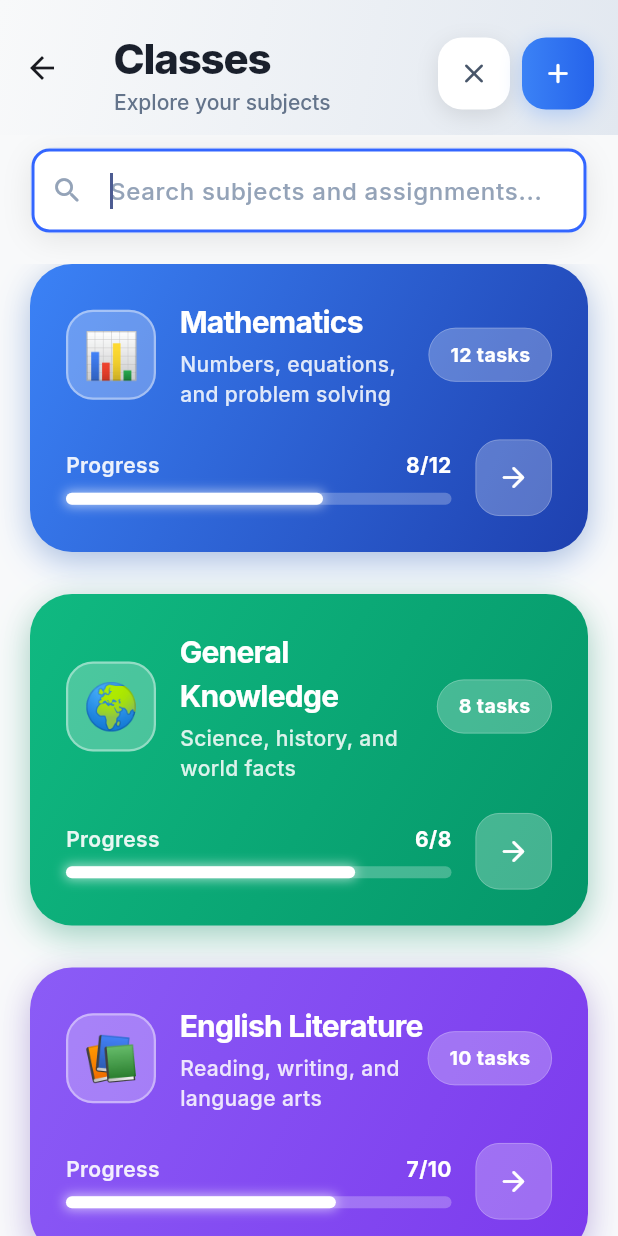
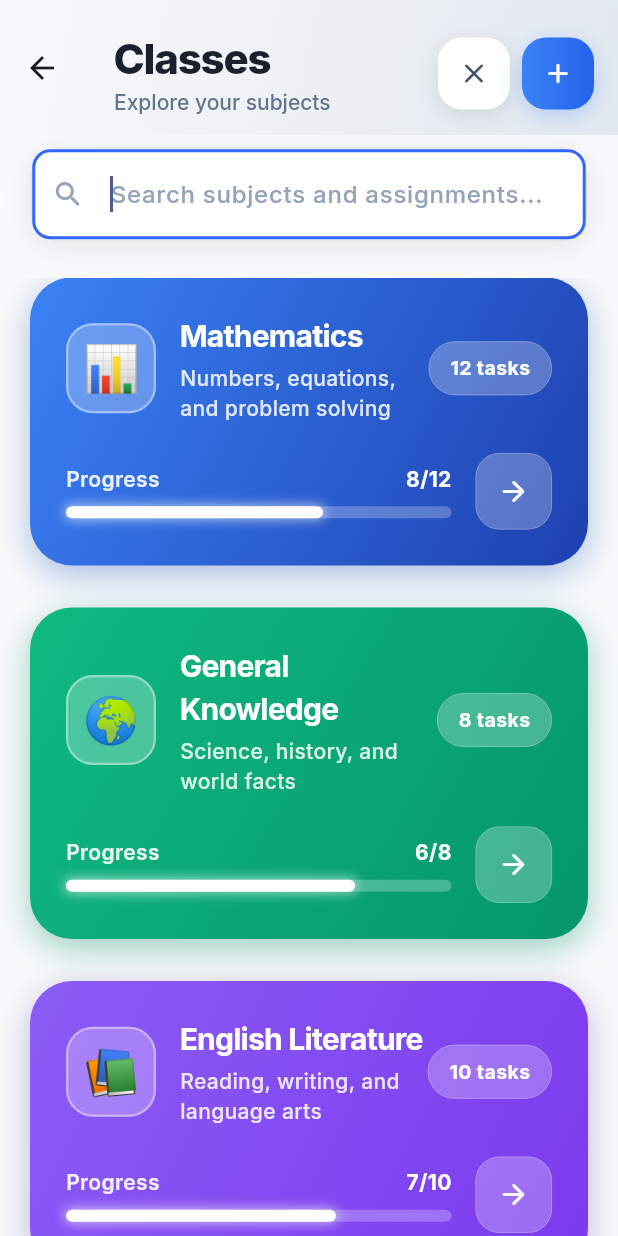
Before and after one commit to Innocent-Gershon/mobile_dev_summative, a Flutter app: the ClassesView screen opened directly, after a tap on the "search" icon, on a phone screen of 412 x 824 dp. Run offline on Flutter 3.47's test engine with Material 3 defaults, Android fonts, the phone set to English and light mode, and no system bars; our stand-ins replace animate_do, cloud_firestore, equatable, file_picker, firebase_auth, firebase_core and 7 more; accounts and stored records are empty; generated files the repository leaves out were written again.

Commit message:
ui: enhance search bar with improved border radius and padding

```diff
--- a/edu_bridge_01/lib/presentation/pages/classes/classes_screen.dart
+++ b/edu_bridge_01/lib/presentation/pages/classes/classes_screen.dart
@@ -223,13 +223,13 @@ class _ClassesViewState extends State<ClassesView> with TickerProviderStateMixin
             child: _isSearching
               ? Container(
                   key: const ValueKey('search'),
-                  margin: const EdgeInsets.fromLTRB(20, 8, 20, 20),
+                  margin: const EdgeInsets.fromLTRB(20, 8, 20, 24),
                   decoration: BoxDecoration(
                     color: isDark ? const Color(0xFF1E293B) : Colors.white,
-                    borderRadius: BorderRadius.circular(16),
+                    borderRadius: BorderRadius.circular(20),
                     border: Border.all(
                       color: isDark ? const Color(0xFF334155) : const Color(0xFFE2E8F0),
-                      width: 1,
+                      width: 1.5,
                     ),
                     boxShadow: [
                       BoxShadow(
@@ -259,7 +259,7 @@ class _ClassesViewState extends State<ClassesView> with TickerProviderStateMixin
                         size: 22,
                       ),
                       border: InputBorder.none,
-                      contentPadding: const EdgeInsets.symmetric(horizontal: 20, vertical: 16),
+                      contentPadding: const EdgeInsets.symmetric(horizontal: 24, vertical: 18),
                     ),
                     onChanged: (value) {
                       setState(() => _searchQuery = value.toLowerCase());
```
